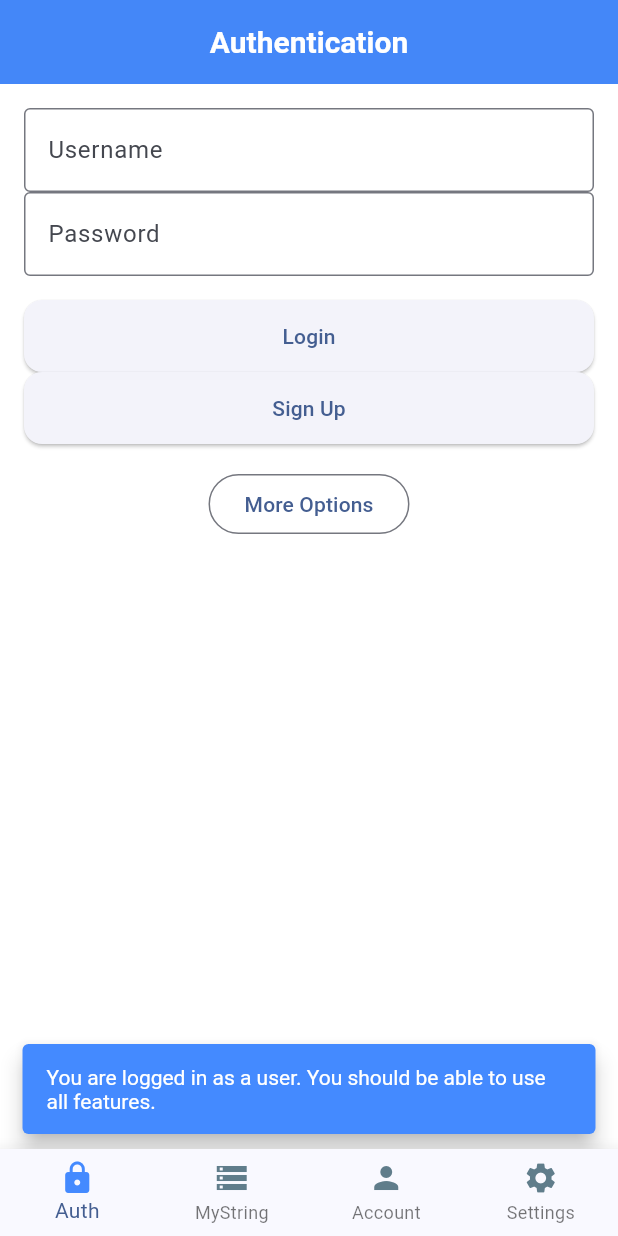
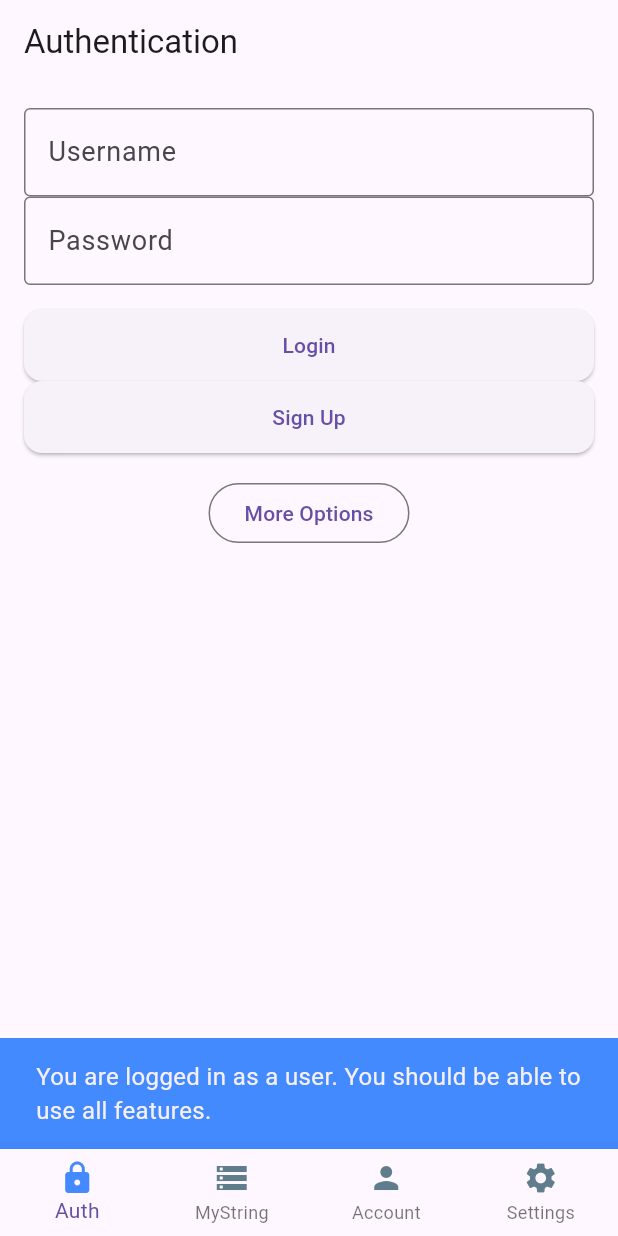
Before and after one commit to sealightclock/test_flutter_dummy_mvvm_clean_bloc, a Flutter app: the screen it shows after launch, after a tap on "Login", on a phone screen of 412 x 824 dp. Run offline on Flutter 3.47's test engine with Material 3 defaults, Android fonts, the phone set to English and light mode, and no system bars; our stand-ins replace dio, equatable, flutter_bloc, hive, hive_flutter, logger and 1 more; accounts and stored records are empty.

Commit message:
settings: Further initailize Hive before being used.

```diff
--- a/lib/app.dart
+++ b/lib/app.dart
@@ -3,6 +3,9 @@ import 'package:flutter_bloc/flutter_bloc.dart';
 
 import 'features/auth/presentation/bloc/auth_bloc.dart';
 import 'features/auth/presentation/bloc/auth_event.dart';
+import 'features/settings/presentation/bloc/settings_bloc.dart';
+import 'features/settings/presentation/bloc/settings_event.dart';
+import 'features/settings/presentation/bloc/settings_state.dart';
 import 'home_screen.dart';
 import 'theme/app_theme.dart';
 
@@ -15,15 +18,29 @@ class MyApp extends StatelessWidget {
     // Use RootRestorationScope to support widget lifecycle restore
     return RootRestorationScope(
       restorationId: 'root',
-      child: BlocProvider(
-        create: (_) => AuthBloc()..add(const AuthUnauthenticatedEvent()),
-        child: MaterialApp(
-          title: 'Flutter MVVM Clean + Bloc Demo',
-          restorationScopeId: 'app', // Unique ID for restoration
-          theme: AppTheme.lightTheme, // Shared app theme (light mode for now)
+      child: MultiBlocProvider(
+        providers: [
+          BlocProvider(
+            create: (_) => AuthBloc()..add(const AuthUnauthenticatedEvent()),
+          ),
+          BlocProvider(
+            create: (_) => SettingsBloc()..add(LoadSettingsEvent()),
+          ),
+        ],
+        child: BlocBuilder<SettingsBloc, SettingsState>(
+          builder: (context, state) {
+            // 🌓 Dynamically choose theme based on user settings
+            final useDark = (state is SettingsLoaded && state.settings.darkMode);
 
-          // Set the initial screen as HomeScreen with BottomNavigationBar
-          home: const HomeScreen(),
+            return MaterialApp(
+              title: 'Flutter MVVM Clean + Bloc Demo',
+              restorationScopeId: 'app',
+              theme: useDark ? ThemeData.dark(useMaterial3: true) : AppTheme.lightTheme,
+
+              // Set the initial screen as HomeScreen with BottomNavigationBar
+              home: const HomeScreen(),
+            );
+          },
         ),
       ),
     );
--- a/lib/features/settings/data/local/settings_local_data_source.dart
+++ b/lib/features/settings/data/local/settings_local_data_source.dart
@@ -1,36 +1,36 @@
 import 'package:hive_flutter/hive_flutter.dart';
 import '../../domain/entity/settings_entity.dart';
 
-/// Local data source for storing and retrieving user settings (dark mode, font size).
-///
-/// Uses Hive for persistence and ensures the adapter is registered before any access.
 class SettingsLocalDataSource {
   static const String _boxName = 'settings_box';
   static const String _key = 'settings';
 
-  /// Ensures the Hive adapter is registered and the box is open.
+  /// Initialize Hive and register the adapter for SettingsEntity
   Future<void> init() async {
-    if (!Hive.isAdapterRegistered(SettingsEntityAdapter().typeId)) {
-      Hive.registerAdapter(SettingsEntityAdapter());
-    }
+    // ✅ Initialize Hive if not already initialized
+    if (!Hive.isBoxOpen(_boxName)) {
+      // Prevent multiple initializations
+      if (!Hive.isAdapterRegistered(SettingsEntityAdapter().typeId)) {
+        Hive.registerAdapter(SettingsEntityAdapter());
+      }
 
-    if (!Hive.isBoxOpen(_boxName)) {
+      // This is the crucial fix: initialize Hive with a directory
+      await Hive.initFlutter();
+
       await Hive.openBox<SettingsEntity>(_boxName);
     }
   }
 
-  /// Retrieves user settings from Hive, or provides default values if missing.
+  /// Retrieve stored settings or return default
   Future<SettingsEntity> getSettings() async {
-    await init(); // ✅ Ensure adapter is registered before access
-
+    await init();
     final box = Hive.box<SettingsEntity>(_boxName);
-    return box.get(_key) ?? const SettingsEntity(darkMode: false, fontSize: 16.0);
+    return box.get(_key) ?? SettingsEntity(darkMode: false, fontSize: 16.0);
   }
 
-  /// Saves user settings to Hive.
+  /// Save updated settings to Hive
   Future<void> saveSettings(SettingsEntity settings) async {
-    await init(); // ✅ Ensure adapter is registered before write
-
+    await init();
     final box = Hive.box<SettingsEntity>(_boxName);
     await box.put(_key, settings);
   }
--- a/lib/theme/app_theme.dart
+++ b/lib/theme/app_theme.dart
@@ -1,19 +1,26 @@
 import 'package:flutter/material.dart';
-import 'app_styles.dart'; // Import shared styles for consistency
+import 'app_styles.dart';
 
-/// Shared App Theme
-///
-/// This ThemeData defines the look and feel of the entire app.
-/// It uses the shared text styles and colors defined elsewhere.
+/// Shared App Theme with dynamic font scaling and dark mode support.
 class AppTheme {
-  static ThemeData get lightTheme {
-    return ThemeData(
-      colorScheme: ColorScheme.fromSeed(
-        seedColor: Colors.blueAccent, // Main accent color
-      ),
-      scaffoldBackgroundColor: Colors.white, // Default background color
+  /// Default light theme
+  static ThemeData get lightTheme => lightThemeWithFontSize(16.0);
+
+  /// Default dark theme
+  static ThemeData get darkTheme => darkThemeWithFontSize(16.0);
+
+  /// Light theme with user-defined font size
+  static ThemeData lightThemeWithFontSize(double fontSize) {
+    final base = ThemeData.light(useMaterial3: true);
+    return _baseThemeWithFontSize(base, fontSize);
+  }
+
+  /// Dark theme with user-defined font size
+  static ThemeData darkThemeWithFontSize(double fontSize) {
+    final base = ThemeData.dark(useMaterial3: true);
+    return _baseThemeWithFontSize(base, fontSize).copyWith(
       appBarTheme: const AppBarTheme(
-        backgroundColor: Colors.blueAccent,
+        backgroundColor: Colors.black87,
         centerTitle: true,
         elevation: 2,
         titleTextStyle: TextStyle(
@@ -21,6 +28,25 @@ class AppTheme {
           fontWeight: FontWeight.bold,
           color: Colors.white,
         ),
+      ),
+      snackBarTheme: const SnackBarThemeData(
+        backgroundColor: Colors.black54,
+        behavior: SnackBarBehavior.floating,
+        contentTextStyle: TextStyle(color: Colors.white),
+      ),
+    );
+  }
+
+  /// Internal shared function to apply consistent text scaling and theme styling
+  static ThemeData _baseThemeWithFontSize(ThemeData base, double fontSize) {
+    final textTheme = base.textTheme;
+
+    return base.copyWith(
+      textTheme: textTheme.copyWith(
+        bodySmall: textTheme.bodySmall?.copyWith(fontSize: fontSize - 2),
+        bodyMedium: textTheme.bodyMedium?.copyWith(fontSize: fontSize),
+        bodyLarge: textTheme.bodyLarge?.copyWith(fontSize: fontSize + 2),
+        titleMedium: textTheme.titleMedium?.copyWith(fontSize: fontSize + 2),
       ),
       cardTheme: CardTheme(
         elevation: AppDimens.cardElevation,
@@ -39,12 +65,7 @@ class AppTheme {
       inputDecorationTheme: const InputDecorationTheme(
         border: OutlineInputBorder(),
       ),
-      snackBarTheme: const SnackBarThemeData(
-        backgroundColor: Colors.blueAccent,
-        behavior: SnackBarBehavior.floating,
-        contentTextStyle: TextStyle(color: Colors.white),
-      ),
-      useMaterial3: true, // Enable Material 3 visuals
+      // ✅ Material3 is already enabled via the constructor
     );
   }
 }
```
